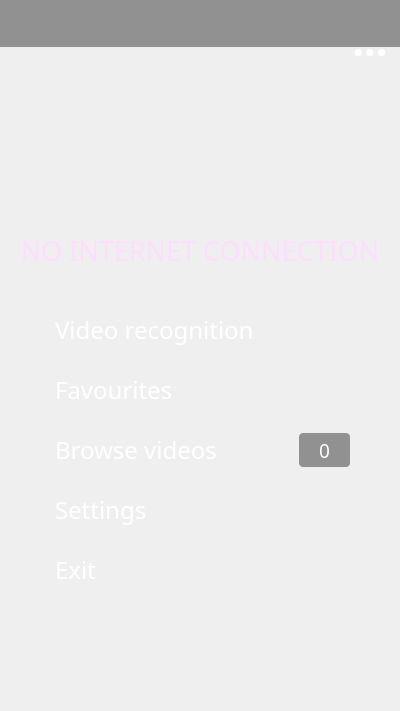
Above: userprof2.ui from tamgdzietaniej/Wandizz_crossplatform before the change. Below: the same form after it.
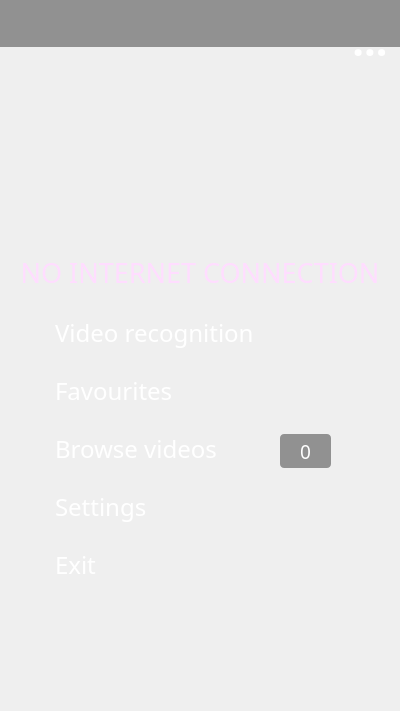
That is the form after the change. Icons and pictures are not drawn.

```diff
--- a/userprof2.ui
+++ b/userprof2.ui
@@ -307,7 +307,7 @@
     <property name="geometry">
      <rect>
       <x>128</x>
-      <y>87</y>
+      <y>109</y>
       <width>146</width>
       <height>146</height>
      </rect>
@@ -700,7 +700,7 @@
     <property name="geometry">
      <rect>
       <x>0</x>
-      <y>235</y>
+      <y>257</y>
       <width>400</width>
       <height>31</height>
      </rect>
@@ -793,27 +793,15 @@
 border-image:none;
 }</string>
     </property>
-    <layout class="QVBoxLayout" name="verticalLayout">
-     <property name="spacing">
-      <number>0</number>
-     </property>
-     <property name="sizeConstraint">
-      <enum>QLayout::SetMaximumSize</enum>
-     </property>
-     <property name="leftMargin">
-      <number>0</number>
-     </property>
-     <property name="topMargin">
-      <number>0</number>
-     </property>
-     <property name="rightMargin">
-      <number>0</number>
-     </property>
-     <property name="bottomMargin">
-      <number>0</number>
-     </property>
-     <item>
       <widget class="QFrame" name="horizontalFrame">
+     <property name="geometry">
+      <rect>
+       <x>0</x>
+       <y>8</y>
+       <width>335</width>
+       <height>50</height>
+      </rect>
+     </property>
        <property name="sizePolicy">
         <sizepolicy hsizetype="Expanding" vsizetype="Expanding">
          <horstretch>0</horstretch>
@@ -838,27 +826,15 @@
        <property name="lineWidth">
         <number>1</number>
        </property>
-       <layout class="QHBoxLayout" name="horizontalLayout_2">
-        <property name="spacing">
-         <number>0</number>
-        </property>
-        <property name="sizeConstraint">
-         <enum>QLayout::SetMaximumSize</enum>
-        </property>
-        <property name="leftMargin">
-         <number>5</number>
-        </property>
-        <property name="topMargin">
-         <number>0</number>
-        </property>
-        <property name="rightMargin">
-         <number>0</number>
-        </property>
-        <property name="bottomMargin">
-         <number>0</number>
-        </property>
-        <item>
          <widget class="QLabel" name="label">
+      <property name="geometry">
+       <rect>
+        <x>5</x>
+        <y>0</y>
+        <width>20</width>
+        <height>16</height>
+       </rect>
+      </property>
           <property name="minimumSize">
            <size>
             <width>20</width>
@@ -878,9 +854,15 @@
            <string/>
           </property>
          </widget>
-        </item>
-        <item alignment="Qt::AlignVCenter">
          <widget class="QLabel" name="lab_camera">
+      <property name="geometry">
+       <rect>
+        <x>25</x>
+        <y>10</y>
+        <width>30</width>
+        <height>30</height>
+       </rect>
+      </property>
           <property name="sizePolicy">
            <sizepolicy hsizetype="Fixed" vsizetype="Fixed">
             <horstretch>0</horstretch>
@@ -912,9 +894,15 @@
            <bool>true</bool>
           </property>
          </widget>
-        </item>
-        <item alignment="Qt::AlignLeft|Qt::AlignVCenter">
          <widget class="QPushButton" name="b_video_recognition">
+      <property name="geometry">
+       <rect>
+        <x>55</x>
+        <y>0</y>
+        <width>280</width>
+        <height>50</height>
+       </rect>
+      </property>
           <property name="sizePolicy">
            <sizepolicy hsizetype="Expanding" vsizetype="Fixed">
             <horstretch>0</horstretch>
@@ -985,12 +973,16 @@
            <bool>false</bool>
           </property>
          </widget>
-        </item>
-       </layout>
-      </widget>
-     </item>
-     <item>
+    </widget>
       <widget class="QFrame" name="horizontalFrame_3">
+     <property name="geometry">
+      <rect>
+       <x>0</x>
+       <y>66</y>
+       <width>335</width>
+       <height>50</height>
+      </rect>
+     </property>
        <property name="sizePolicy">
         <sizepolicy hsizetype="Expanding" vsizetype="Expanding">
          <horstretch>0</horstretch>
@@ -1009,27 +1001,15 @@
          <height>50</height>
         </size>
        </property>
-       <layout class="QHBoxLayout" name="horizontalLayout_4" stretch="0,0,0">
-        <property name="spacing">
-         <number>0</number>
-        </property>
-        <property name="sizeConstraint">
-         <enum>QLayout::SetMaximumSize</enum>
-        </property>
-        <property name="leftMargin">
-         <number>5</number>
-        </property>
-        <property name="topMargin">
-         <number>0</number>
-        </property>
-        <property name="rightMargin">
-         <number>0</number>
-        </property>
-        <property name="bottomMargin">
-         <number>0</number>
-        </property>
-        <item>
          <widget class="QLabel" name="label_2">
+      <property name="geometry">
+       <rect>
+        <x>5</x>
+        <y>0</y>
+        <width>20</width>
+        <height>16</height>
+       </rect>
+      </property>
           <property name="minimumSize">
            <size>
             <width>20</width>
@@ -1049,9 +1029,15 @@
            <string/>
           </property>
          </widget>
-        </item>
-        <item>
          <widget class="QLabel" name="label_favs">
+      <property name="geometry">
+       <rect>
+        <x>25</x>
+        <y>10</y>
+        <width>30</width>
+        <height>30</height>
+       </rect>
+      </property>
           <property name="sizePolicy">
            <sizepolicy hsizetype="Fixed" vsizetype="Fixed">
             <horstretch>0</horstretch>
@@ -1083,9 +1069,15 @@
            <bool>true</bool>
           </property>
          </widget>
-        </item>
-        <item alignment="Qt::AlignLeft|Qt::AlignVCenter">
          <widget class="QPushButton" name="b_favourites">
+      <property name="geometry">
+       <rect>
+        <x>55</x>
+        <y>0</y>
+        <width>280</width>
+        <height>50</height>
+       </rect>
+      </property>
           <property name="sizePolicy">
            <sizepolicy hsizetype="Expanding" vsizetype="Fixed">
             <horstretch>0</horstretch>
@@ -1141,12 +1133,16 @@
            <bool>false</bool>
           </property>
          </widget>
-        </item>
-       </layout>
-      </widget>
-     </item>
-     <item>
+    </widget>
       <widget class="QFrame" name="horizontalFrame_5">
+     <property name="geometry">
+      <rect>
+       <x>0</x>
+       <y>124</y>
+       <width>350</width>
+       <height>50</height>
+      </rect>
+     </property>
        <property name="sizePolicy">
         <sizepolicy hsizetype="Expanding" vsizetype="Expanding">
          <horstretch>0</horstretch>
@@ -1165,27 +1161,15 @@
          <height>50</height>
         </size>
        </property>
-       <layout class="QHBoxLayout" name="horizontalLayout_6" stretch="0,0,0,0">
-        <property name="spacing">
-         <number>0</number>
-        </property>
-        <property name="sizeConstraint">
-         <enum>QLayout::SetMaximumSize</enum>
-        </property>
-        <property name="leftMargin">
-         <number>5</number>
-        </property>
-        <property name="topMargin">
-         <number>0</number>
-        </property>
-        <property name="rightMargin">
-         <number>0</number>
-        </property>
-        <property name="bottomMargin">
-         <number>0</number>
-        </property>
-        <item>
          <widget class="QLabel" name="label_4">
+      <property name="geometry">
+       <rect>
+        <x>5</x>
+        <y>0</y>
+        <width>20</width>
+        <height>16</height>
+       </rect>
+      </property>
           <property name="minimumSize">
            <size>
             <width>20</width>
@@ -1205,9 +1189,15 @@
            <string/>
           </property>
          </widget>
-        </item>
-        <item alignment="Qt::AlignLeft">
          <widget class="QLabel" name="label_vid">
+      <property name="geometry">
+       <rect>
+        <x>25</x>
+        <y>10</y>
+        <width>30</width>
+        <height>30</height>
+       </rect>
+      </property>
           <property name="sizePolicy">
            <sizepolicy hsizetype="Fixed" vsizetype="Fixed">
             <horstretch>0</horstretch>
@@ -1239,9 +1229,15 @@
            <bool>true</bool>
           </property>
          </widget>
-        </item>
-        <item alignment="Qt::AlignLeft|Qt::AlignVCenter">
          <widget class="QPushButton" name="b_videos">
+      <property name="geometry">
+       <rect>
+        <x>55</x>
+        <y>0</y>
+        <width>280</width>
+        <height>50</height>
+       </rect>
+      </property>
           <property name="sizePolicy">
            <sizepolicy hsizetype="Fixed" vsizetype="Fixed">
             <horstretch>1</horstretch>
@@ -1294,11 +1290,17 @@
            <bool>true</bool>
           </property>
          </widget>
-        </item>
-        <item alignment="Qt::AlignHCenter|Qt::AlignVCenter">
          <widget class="QLabel" name="titles_cnt">
+      <property name="geometry">
+       <rect>
+        <x>280</x>
+        <y>10</y>
+        <width>51</width>
+        <height>34</height>
+       </rect>
+      </property>
           <property name="sizePolicy">
-           <sizepolicy hsizetype="Expanding" vsizetype="Fixed">
+       <sizepolicy hsizetype="Fixed" vsizetype="Fixed">
             <horstretch>2</horstretch>
             <verstretch>0</verstretch>
            </sizepolicy>
@@ -1346,12 +1348,16 @@
            <set>Qt::AlignCenter</set>
           </property>
          </widget>
-        </item>
-       </layout>
-      </widget>
-     </item>
-     <item>
+    </widget>
       <widget class="QFrame" name="horizontalFrame_6">
+     <property name="geometry">
+      <rect>
+       <x>0</x>
+       <y>182</y>
+       <width>335</width>
+       <height>50</height>
+      </rect>
+     </property>
        <property name="sizePolicy">
         <sizepolicy hsizetype="Expanding" vsizetype="Expanding">
          <horstretch>0</horstretch>
@@ -1376,27 +1382,15 @@
          <height>50</height>
         </size>
        </property>
-       <layout class="QHBoxLayout" name="horizontalLayout_7">
-        <property name="spacing">
-         <number>0</number>
-        </property>
-        <property name="sizeConstraint">
-         <enum>QLayout::SetMaximumSize</enum>
-        </property>
-        <property name="leftMargin">
-         <number>5</number>
-        </property>
-        <property name="topMargin">
-         <number>0</number>
-        </property>
-        <property name="rightMargin">
-         <number>0</number>
-        </property>
-        <property name="bottomMargin">
-         <number>0</number>
-        </property>
-        <item>
          <widget class="QLabel" name="label_5">
+      <property name="geometry">
+       <rect>
+        <x>5</x>
+        <y>0</y>
+        <width>20</width>
+        <height>16</height>
+       </rect>
+      </property>
           <property name="minimumSize">
            <size>
             <width>20</width>
@@ -1416,9 +1410,15 @@
            <string/>
           </property>
          </widget>
-        </item>
-        <item>
          <widget class="QLabel" name="label_sett">
+      <property name="geometry">
+       <rect>
+        <x>25</x>
+        <y>10</y>
+        <width>30</width>
+        <height>30</height>
+       </rect>
+      </property>
           <property name="sizePolicy">
            <sizepolicy hsizetype="Fixed" vsizetype="Fixed">
             <horstretch>0</horstretch>
@@ -1450,9 +1450,15 @@
            <bool>true</bool>
           </property>
          </widget>
-        </item>
-        <item alignment="Qt::AlignLeft|Qt::AlignVCenter">
          <widget class="QPushButton" name="b_settings">
+      <property name="geometry">
+       <rect>
+        <x>55</x>
+        <y>0</y>
+        <width>280</width>
+        <height>50</height>
+       </rect>
+      </property>
           <property name="sizePolicy">
            <sizepolicy hsizetype="Expanding" vsizetype="Fixed">
             <horstretch>0</horstretch>
@@ -1508,12 +1514,16 @@
            <bool>true</bool>
           </property>
          </widget>
-        </item>
-       </layout>
-      </widget>
-     </item>
-     <item>
+    </widget>
       <widget class="QFrame" name="horizontalFrame_2">
+     <property name="geometry">
+      <rect>
+       <x>0</x>
+       <y>240</y>
+       <width>335</width>
+       <height>50</height>
+      </rect>
+     </property>
        <property name="sizePolicy">
         <sizepolicy hsizetype="Expanding" vsizetype="Expanding">
          <horstretch>0</horstretch>
@@ -1532,27 +1542,15 @@
          <height>50</height>
         </size>
        </property>
-       <layout class="QHBoxLayout" name="horizontalLayout_3">
-        <property name="spacing">
-         <number>0</number>
-        </property>
-        <property name="sizeConstraint">
-         <enum>QLayout::SetMaximumSize</enum>
-        </property>
-        <property name="leftMargin">
-         <number>5</number>
-        </property>
-        <property name="topMargin">
-         <number>0</number>
-        </property>
-        <property name="rightMargin">
-         <number>0</number>
-        </property>
-        <property name="bottomMargin">
-         <number>0</number>
-        </property>
-        <item>
          <widget class="QLabel" name="label_6">
+      <property name="geometry">
+       <rect>
+        <x>5</x>
+        <y>0</y>
+        <width>20</width>
+        <height>16</height>
+       </rect>
+      </property>
           <property name="minimumSize">
            <size>
             <width>20</width>
@@ -1572,9 +1570,15 @@
            <string/>
           </property>
          </widget>
-        </item>
-        <item>
          <widget class="QLabel" name="label_exit">
+      <property name="geometry">
+       <rect>
+        <x>25</x>
+        <y>10</y>
+        <width>30</width>
+        <height>30</height>
+       </rect>
+      </property>
           <property name="sizePolicy">
            <sizepolicy hsizetype="Fixed" vsizetype="Fixed">
             <horstretch>0</horstretch>
@@ -1606,9 +1610,15 @@
            <bool>true</bool>
           </property>
          </widget>
-        </item>
-        <item alignment="Qt::AlignLeft|Qt::AlignVCenter">
          <widget class="QPushButton" name="b_exit">
+      <property name="geometry">
+       <rect>
+        <x>55</x>
+        <y>0</y>
+        <width>280</width>
+        <height>50</height>
+       </rect>
+      </property>
           <property name="sizePolicy">
            <sizepolicy hsizetype="Expanding" vsizetype="Fixed">
             <horstretch>1</horstretch>
@@ -1664,11 +1674,7 @@
            <bool>true</bool>
           </property>
          </widget>
-        </item>
-       </layout>
-      </widget>
-     </item>
-    </layout>
+    </widget>
    </widget>
    <widget class="QWidget" name="shadow" native="true">
     <property name="geometry">
```
Lines whose indentation alone changed are shown as unchanged.
